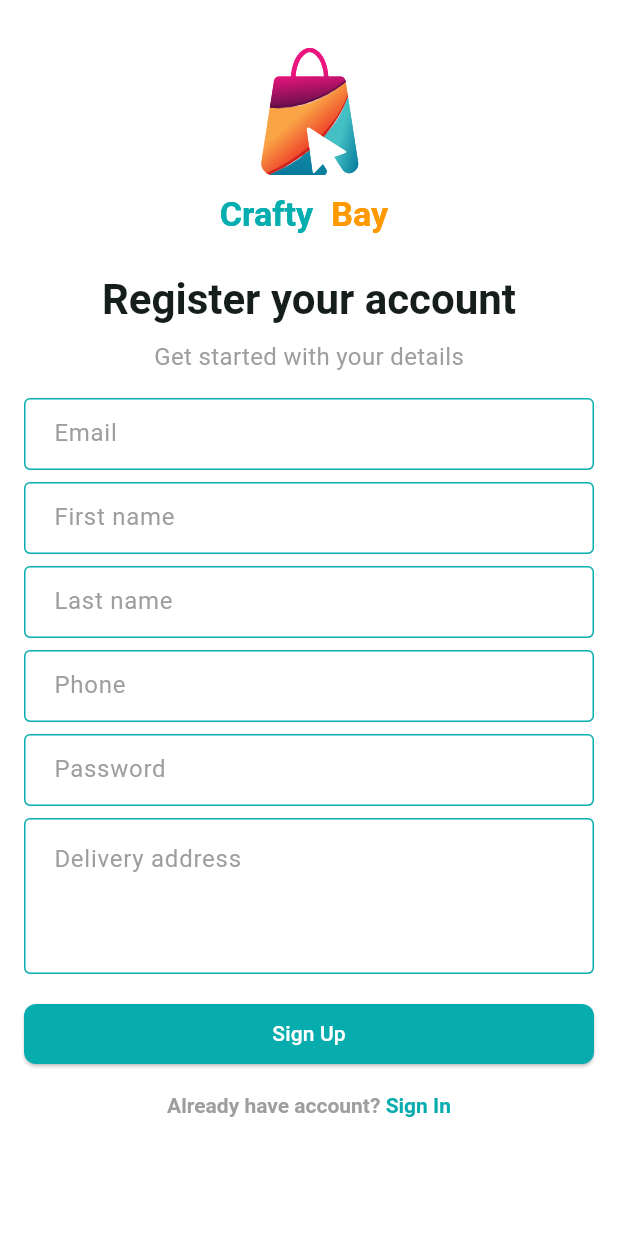
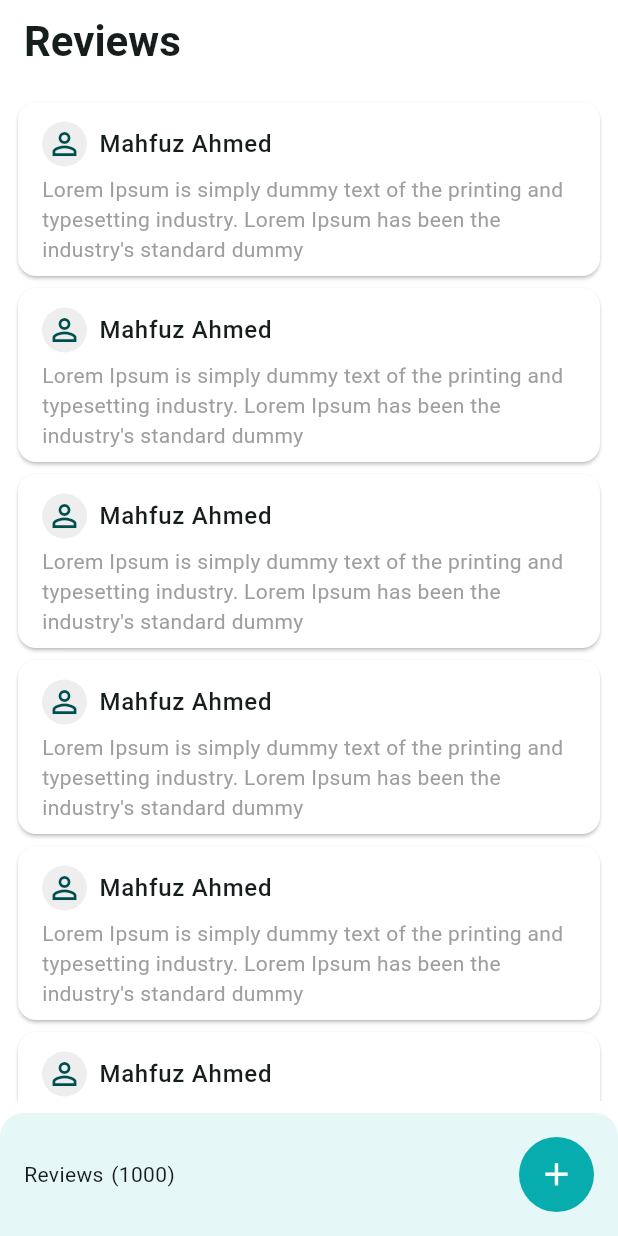
Before and after one commit to MahfuzAhmed28/ecommerce, a Flutter app: the screen it shows after launch, on a phone screen of 412 x 824 dp. Run offline on Flutter 3.47's test engine with Material 3 defaults, Android fonts, the phone set to English and light mode, and no system bars; our stand-ins replace carousel_slider, email_validator, firebase_core, firebase_crashlytics, flutter_svg, get and 2 more; accounts and stored records are empty; generated files the repository leaves out were written again.

Commit message:
Review Screen added

```diff
--- a/lib/app/app_routes.dart
+++ b/lib/app/app_routes.dart
@@ -5,6 +5,8 @@ import 'package:ecommerce/features/auth/ui/screens/verify_otp_screen.dart';
 import 'package:ecommerce/features/common/ui/screens/main_bottom_nav_bar_screen.dart';
 import 'package:ecommerce/features/products/ui/screens/product_details_screen.dart';
 import 'package:ecommerce/features/products/ui/screens/product_list_screen.dart';
+import 'package:ecommerce/features/reviews/ui/screens/create_review.dart';
+import 'package:ecommerce/features/reviews/ui/screens/review_screen.dart';
 import 'package:flutter/material.dart';
 
 class AppRoutes
@@ -34,6 +36,12 @@ class AppRoutes
     else if(settings.name==ProductDetailsScreen.name){
       route=const ProductDetailsScreen();
     }
+    else if(settings.name==ReviewScreen.name){
+      route=const ReviewScreen();
+    }
+    else if(settings.name==CreateReview.name){
+      route =const CreateReview();
+    }
 
     return MaterialPageRoute(
       builder: (context) {
--- a/lib/features/auth/ui/screens/splash_screen.dart
+++ b/lib/features/auth/ui/screens/splash_screen.dart
@@ -3,6 +3,7 @@ import 'package:ecommerce/features/auth/ui/screens/sign_in_screen.dart';
 import 'package:ecommerce/features/auth/ui/screens/sign_up_screen.dart';
 import 'package:ecommerce/features/auth/ui/widgets/app_logo.dart';
 import 'package:ecommerce/features/common/ui/screens/main_bottom_nav_bar_screen.dart';
+import 'package:ecommerce/features/reviews/ui/screens/review_screen.dart';
 import 'package:flutter/material.dart';
 import 'package:flutter_gen/gen_l10n/app_localizations.dart';
 
@@ -25,7 +26,7 @@ class _SplashScreenState extends State<SplashScreen> {
 
   Future<void> _moveToNextScreen() async{
     await Future.delayed(const Duration(seconds: 2));
-    Navigator.pushReplacementNamed(context, SignUpScreen.name);
+    Navigator.pushReplacementNamed(context, ReviewScreen.name);
   }
   @override
   Widget build(BuildContext context) {
--- /dev/null
+++ b/lib/features/reviews/ui/screens/review_screen.dart
@@ -0,0 +1,71 @@
+import 'package:ecommerce/app/app_colors.dart';
+import 'package:ecommerce/features/reviews/ui/screens/create_review.dart';
+import 'package:ecommerce/features/reviews/ui/widgets/review_widget.dart';
+import 'package:flutter/material.dart';
+
+class ReviewScreen extends StatefulWidget {
+  const ReviewScreen({super.key});
+
+  static const String name='/review-screen';
+
+  @override
+  State<ReviewScreen> createState() => _ReviewScreenState();
+}
+
+class _ReviewScreenState extends State<ReviewScreen> {
+  @override
+  Widget build(BuildContext context) {
+    return Scaffold(
+      appBar: AppBar(
+        title: Text('Reviews'),
+      ),
+      body: Column(
+        children: [
+          Expanded(
+            child: Padding(
+              padding: const EdgeInsets.all(8.0),
+              child: ListView.builder(
+                itemCount: 10,
+                itemBuilder: (context,index){
+                  return ReviewWidget();
+                },
+              ),
+            ),
+          ),
+          Container(
+            padding: EdgeInsets.all(16),
+            decoration: BoxDecoration(
+              color: AppColors.themeColor.withOpacity(0.1),
+              borderRadius: BorderRadius.only(
+                topRight: Radius.circular(16),
+                topLeft: Radius.circular(16),
+              )
+            ),
+            child: Row(
+              mainAxisAlignment: MainAxisAlignment.spaceBetween,
+              children: [
+                Row(
+                  children: [
+                    Text('Reviews'),
+                    SizedBox(width: 5,),
+                    Text('(1000)'),
+                  ],
+                ),
+                CircleAvatar(
+                  radius: 25,
+                  backgroundColor: AppColors.themeColor,
+                  child: IconButton(
+                    onPressed: (){
+                      Navigator.pushNamed(context, CreateReview.name);
+                    },
+                    icon: Icon(Icons.add,color: Colors.white,size: 25,),
+                  ),
+                ),
+              ],
+            ),
+          )
+        ],
+      ),
+    );
+  }
+}
--- /dev/null
+++ b/lib/features/reviews/ui/widgets/review_widget.dart
@@ -0,0 +1,34 @@
+import 'package:flutter/material.dart';
+
+class ReviewWidget extends StatelessWidget {
+  const ReviewWidget({
+    super.key,
+  });
+
+  @override
+  Widget build(BuildContext context) {
+    return Card(
+      color: Colors.white,
+      child: ListTile(
+        title: Row(
+          children: [
+            CircleAvatar(
+              radius: 15,
+              backgroundColor: Colors.grey.shade200,
+              child: Icon(Icons.person_outline,),
+            ),
+            Padding(
+              padding: const EdgeInsets.all(8.0),
+              child: Text('Mahfuz Ahmed',style: TextStyle(
+                fontWeight: FontWeight.w500,
+              ),),
+            ),
+          ],
+        ),
+        subtitle: Text("Lorem Ipsum is simply dummy text of the printing and typesetting industry. Lorem Ipsum has been the industry's standard dummy ",style: TextStyle(
+          color: Colors.grey,
+        ),),
+      ),
+    );
+  }
+}
```
Also changed, not shown: lib/features/reviews/ui/screens/create_review.dart (added, +87 -0 lines).
